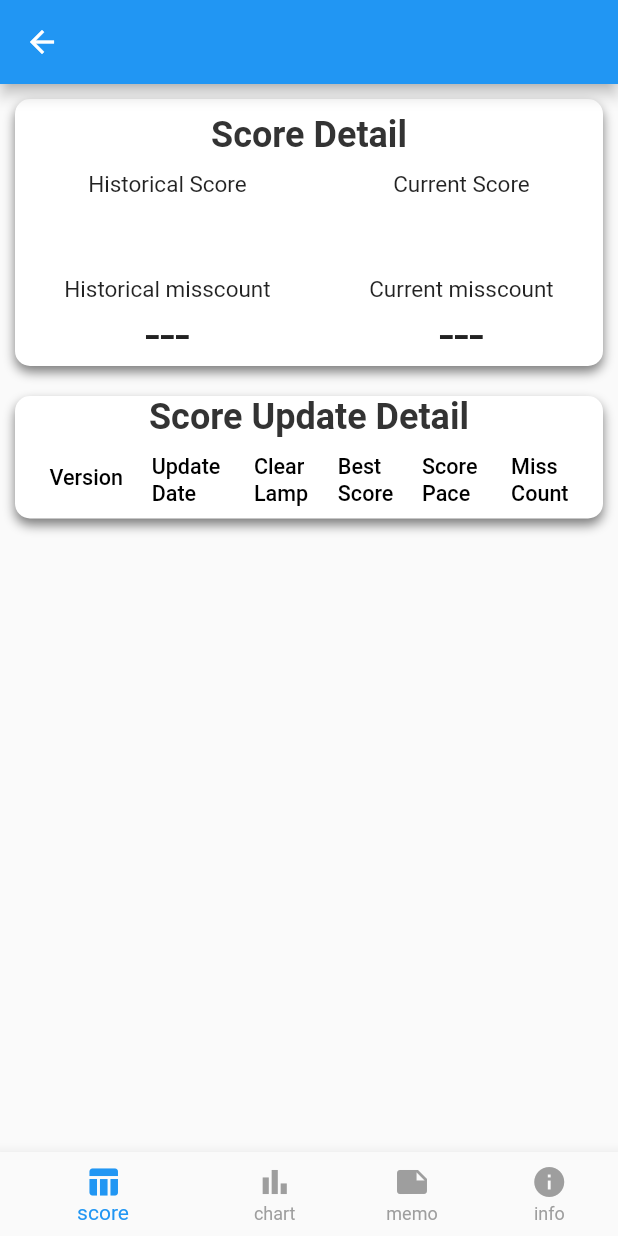
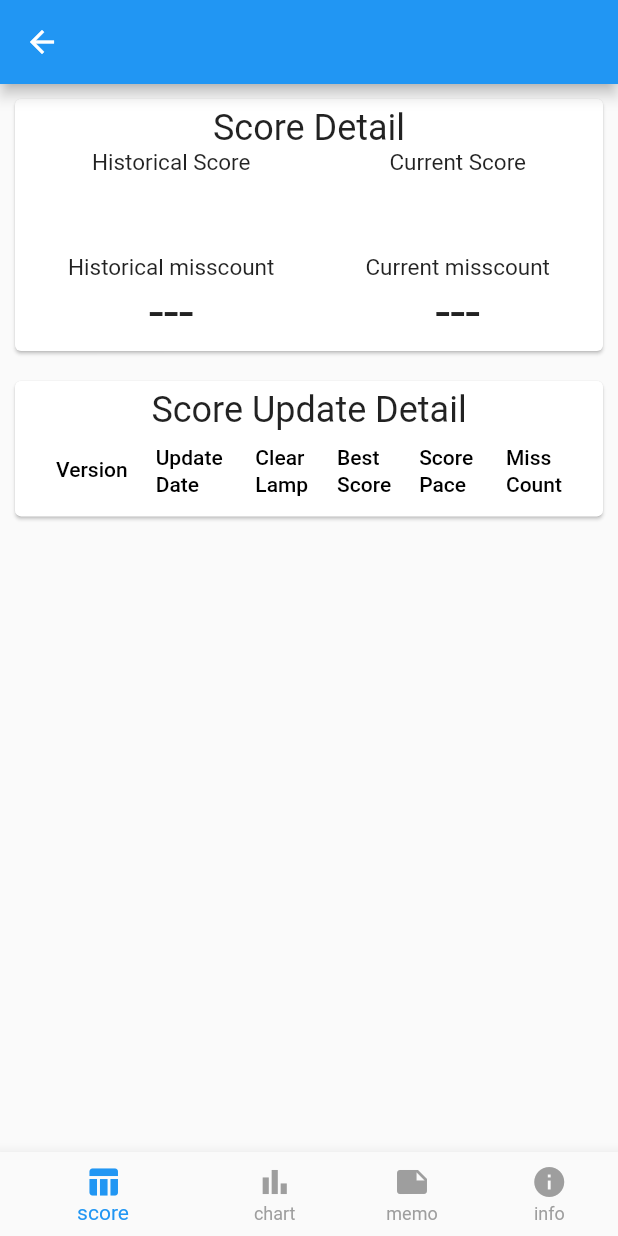
Before and after one commit to kmkmtrtr/derasika2, a Flutter app: the ScoreDetailPage screen opened directly with empty values, on a phone screen of 412 x 824 dp. Run offline on Flutter 3.47's test engine with Material 2 defaults, Android fonts, the phone set to English and light mode, and no system bars; our stand-ins replace auto_route, file_picker, flutter_hooks, freezed_annotation, hooks_riverpod, share_plus and 3 more; accounts and stored records are empty; network calls fail.

Commit message:
fix to use card

```diff
--- a/lib/ui/pages/score_detail/score_detail_page.dart
+++ b/lib/ui/pages/score_detail/score_detail_page.dart
@@ -1,7 +1,6 @@
 import 'dart:math';
 
 import 'package:auto_route/annotations.dart';
-import 'package:derasika2/data/model/chart_detail.dart';
 import 'package:derasika2/ui/component/loading_container.dart';
 import 'package:derasika2/ui/pages/score_detail/score_view_model.dart';
 import 'package:flutter/cupertino.dart';
@@ -54,93 +53,23 @@ class ScoreDetailPage extends HookConsumerWidget {
           SingleChildScrollView(
             child: Column(
               children: [
-                // Container(
-                //   margin: const EdgeInsets.all(10),
-                //   decoration: BoxDecoration(
-                //     color: Colors.white,
-                //     borderRadius: BorderRadius.circular(10),
-                //     boxShadow: const [
-                //       BoxShadow(
-                //         color: Color(0x80000000),
-                //         offset: Offset(0, 4),
-                //         blurRadius: 6,
-                //       )
-                //     ],
-                //   ),
-                //   child: Row(
-                //     mainAxisAlignment: MainAxisAlignment.start,
-                //     children: <Widget>[
-                //       ClipRRect(
-                //           borderRadius: const BorderRadius.only(
-                //             topLeft: Radius.circular(10),
-                //             bottomLeft: Radius.circular(10),
-                //           ),
-                //           child: Image.network(
-                //             'https://picsum.photos/200',
-                //             width: 100,
-                //             height: 100,
-                //           )),
-                //       const SizedBox(
-                //         width: 10,
-                //       ),
-                //       Column(
-                //           mainAxisAlignment: MainAxisAlignment.start,
-                //           crossAxisAlignment: CrossAxisAlignment.start,
-                //           children: const <Widget>[
-                //             SizedBox(height: 10),
-                //             Text(
-                //               'tedukuri Card',
-                //               style: TextStyle(
-                //                 fontSize: 26,
-                //                 fontWeight: FontWeight.bold,
-                //                 color: Color(0xff333333),
-                //               ),
-                //             ),
-                //             Text(
-                //               'description',
-                //               style: TextStyle(
-                //                 fontSize: 18,
-                //                 fontWeight: FontWeight.normal,
-                //                 color: Color(0xff333333),
-                //               ),
-                //             ),
-                //           ]),
-                //     ],
-                //   ),
-                // ),
-                Container(
+                Card(
                   margin: const EdgeInsets.all(10),
-                  decoration: BoxDecoration(
-                    color: Colors.white,
-                    borderRadius: BorderRadius.circular(10),
-                    boxShadow: const [
-                      BoxShadow(
-                        color: Color(0x80000000),
-                        offset: Offset(0, 4),
-                        blurRadius: 6,
-                      )
-                    ],
-                  ),
+                  child: Container(
+                    padding: const EdgeInsets.all(5),
+                    width: double.infinity,
                     child: Column(
-                    mainAxisAlignment: MainAxisAlignment.start,
-                    crossAxisAlignment: CrossAxisAlignment.center,
-                    children: <Widget>[
-                      const SizedBox(height: 10),
+                      children: [
                         const Text(
                           'Score Detail',
-                        style: TextStyle(
-                          fontSize: 24,
-                          fontWeight: FontWeight.bold,
-                          color: Color(0xff333333),
+                          style: TextStyle(fontSize: 24),
                         ),
-                      ),
-                      const SizedBox(height: 10),
                         Row(
                           mainAxisAlignment: MainAxisAlignment.spaceAround,
                           children: [
                             Column(
                               children: [
-                              Text('Historical Score'),
+                                const Text('Historical Score'),
                                 Text(
                                   scoreViewModel.scores.any((e) => true)
                                       ? scoreViewModel.scores
@@ -148,19 +77,19 @@ class ScoreDetailPage extends HookConsumerWidget {
                                           .reduce(max)
                                           .toString()
                                       : '',
-                                style: TextStyle(fontSize: 36),
+                                  style: const TextStyle(fontSize: 36),
                                 )
                               ],
                             ),
                             Column(
                               children: [
-                              Text('Current Score'),
+                                const Text('Current Score'),
                                 Text(
                                   scoreViewModel.scores.any((e) => true)
                                       ? scoreViewModel.scores.first.score
                                           .toString()
                                       : '',
-                                style: TextStyle(fontSize: 36),
+                                  style: const TextStyle(fontSize: 36),
                                 )
                               ],
                             ),
@@ -172,7 +101,7 @@ class ScoreDetailPage extends HookConsumerWidget {
                           children: [
                             Column(
                               children: [
-                              Text('Historical misscount'),
+                                const Text('Historical misscount'),
                                 Text(
                                   scoreViewModel.scores.any((e) => true)
                                       ? scoreViewModel.scores
@@ -181,20 +110,20 @@ class ScoreDetailPage extends HookConsumerWidget {
                                           .reduce(min)
                                           .toString()
                                       : '---',
-                                style: TextStyle(fontSize: 36),
+                                  style: const TextStyle(fontSize: 36),
                                 )
                               ],
                             ),
                             Column(
                               children: [
-                              Text('Current misscount'),
+                                const Text('Current misscount'),
                                 Text(
                                   scoreViewModel.scores.any((e) => true)
                                       ? scoreViewModel.scores.first.misscount
                                               ?.toString() ??
                                           '---'
                                       : '---',
-                                style: TextStyle(fontSize: 36),
+                                  style: const TextStyle(fontSize: 36),
                                 )
                               ],
                             ),
@@ -203,28 +132,17 @@ class ScoreDetailPage extends HookConsumerWidget {
                       ],
                     ),
                   ),
-                Container(
+                ),
+                Card(
                   margin: const EdgeInsets.all(10),
-                  decoration: BoxDecoration(
-                    color: Colors.white,
-                    borderRadius: BorderRadius.circular(10),
-                    boxShadow: const [
-                      BoxShadow(
-                        color: Color(0x80000000),
-                        offset: Offset(0, 4),
-                        blurRadius: 6,
-                      )
-                    ],
-                  ),
+                  child: Container(
+                    padding: const EdgeInsets.all(5),
+                    width: double.infinity,
                     child: Column(
                       children: [
                         const Text(
                           'Score Update Detail',
-                        style: TextStyle(
-                          fontSize: 24,
-                          fontWeight: FontWeight.bold,
-                          color: Color(0xff333333),
-                        ),
+                          style: TextStyle(fontSize: 24),
                         ),
                         FittedBox(
                           child: DataTable(
@@ -282,12 +200,10 @@ class ScoreDetailPage extends HookConsumerWidget {
                                 .toList(),
                           ),
                         ),
-                      Row(
-                        children: [],
-                      )
                       ],
                     ),
                   ),
+                )
               ],
             ),
           ),
--- a/lib/ui/pages/score_detail/score_view_model.dart
+++ b/lib/ui/pages/score_detail/score_view_model.dart
@@ -26,6 +26,7 @@ class ScoreViewModel extends ChangeNotifier {
   int _currentIndex = 0;
 
   Future<void> fetchChartDetail() {
+    _currentIndex = 0;
     return Future.wait([
       _scoreRepository.getChartScores(_chartId ?? 1),
       _chartRepository.getChartDetail(_chartId ?? 1),
```
Lines whose indentation alone changed are shown as unchanged.
